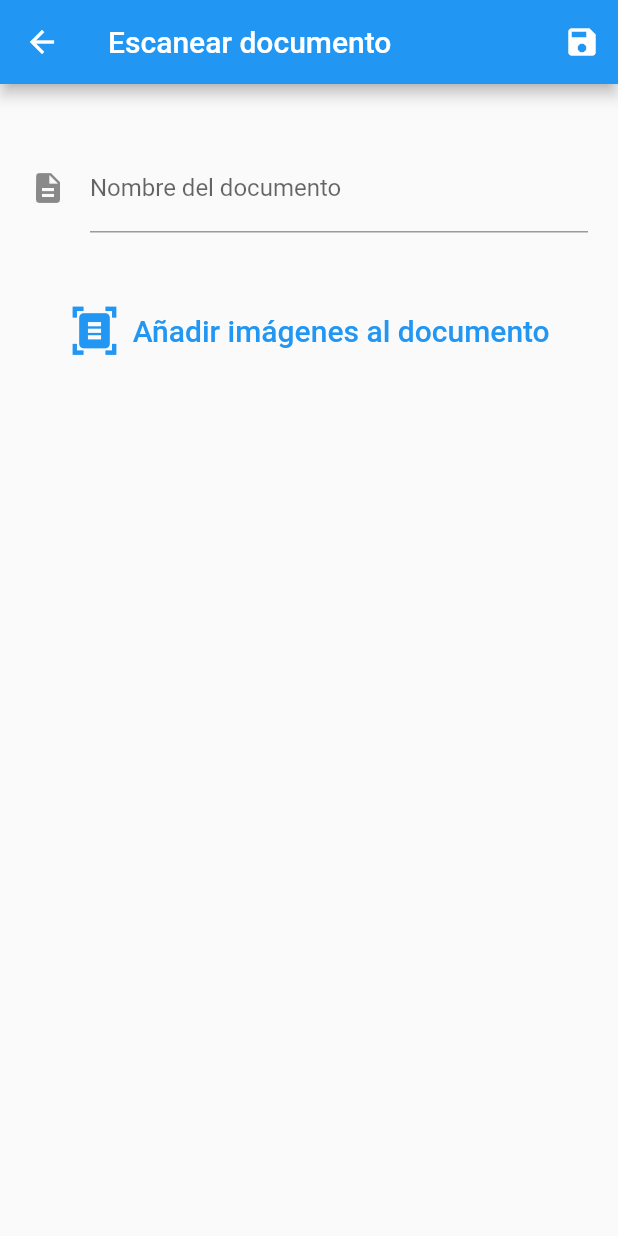
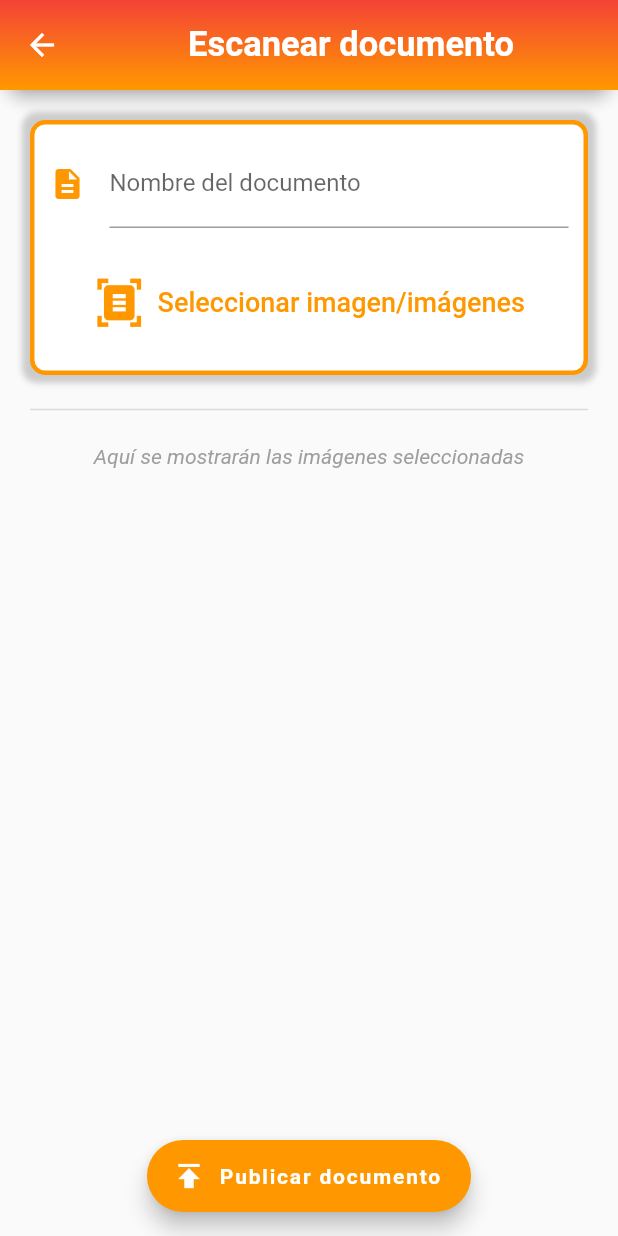
Before and after one commit to gerardggf/scannerapp, a Flutter app: the ScannerScreen screen opened directly, on a phone screen of 412 x 824 dp. Run offline on Flutter 3.47's test engine with Material 2 defaults, Android fonts, the phone set to English and light mode, and no system bars; our stand-ins replace carousel_slider, cloud_firestore, firebase_core, firebase_storage, flutter_bloc, flutter_image_compress; missing offline and left inert: cunning_document_scanner; accounts and stored records are empty.

Commit message:
Segunda prueba

```diff
--- /dev/null
+++ b/lib/blocs/tabinfo_bloc.dart
@@ -0,0 +1,19 @@
+import 'package:flutter_bloc/flutter_bloc.dart';
+import 'package:scannerapp/blocs/tabinfo_event.dart';
+
+class TabInfoBloc extends Bloc<TabInfoEvent, int> {
+  TabInfoBloc() : super(1) {
+    on<GoUno>(_goUno);
+    on<GoDos>(_goDos);
+  }
+
+  ///se define que se va a ordenar por fecha (botón 1)
+  void _goUno(TabInfoEvent event, Emitter<int> emit) async {
+    emit(1);
+  }
+
+  ///se define que se va a ordenar alfabeticametne (botón 2)
+  void _goDos(TabInfoEvent event, Emitter<int> emit) async {
+    emit(2);
+  }
+}
--- /dev/null
+++ b/lib/blocs/tabinfo_event.dart
@@ -0,0 +1,5 @@
+abstract class TabInfoEvent {}
+
+class GoUno extends TabInfoEvent {}
+
+class GoDos extends TabInfoEvent {}
--- a/lib/const.dart
+++ /dev/null
@@ -1,2 +0,0 @@
-const kPadding = 20.00;
-const kFontSize = 20.00;
--- /dev/null
+++ b/lib/global/const.dart
@@ -0,0 +1,15 @@
+import 'package:flutter/material.dart';
+
+//tamaño padding px
+const kPadding = 20.00;
+
+//tamaño letra px
+const kFontSize = 18.00;
+
+//color primario
+const kPColor = Colors.orange;
+//color secundario
+const kSColor = Colors.white;
+
+//altura estándar de todas las appbars
+const alturaAppBar = 60.0;
--- a/lib/screens/scanner.dart
+++ b/lib/screens/scanner.dart
@@ -11,8 +11,10 @@ import 'package:flutter_image_compress/flutter_image_compress.dart';
 import 'package:intl/intl.dart';
 import 'package:path_provider/path_provider.dart';
 import 'package:path/path.dart' as p;
+import 'package:scannerapp/screens/widgets/appbar.dart';
+import 'package:scannerapp/screens/widgets/seelectedimgs.dart';
 
-import '../const.dart';
+import '../global/const.dart';
 
 void main() {
   runApp(const ScannerScreen());
@@ -45,56 +47,40 @@ class _ScannerScreenState extends State<ScannerScreen> {
   @override
   Widget build(BuildContext context) {
     return Scaffold(
-        appBar: AppBar(title: const Text("Escanear documento"), actions: [
-          if (publicando == false)
-            IconButton(
-                onPressed: () {
-                  //se aplican los requisitos para la valdiación (definidos más abajo)
-                  //de la misma forma, se comprueba que el array que contiene los links de las imágenes en el Firebase Storage, no sea nulo
-                  //...para que siempre haya mínimo una imagen que mostrar en la pantalla "home"
-                  var isValid = _formKey.currentState!.validate();
-                  if (fotosDoc.isEmpty) {
-                    isValid = false;
-                    ScaffoldMessenger.of(context).showSnackBar(const SnackBar(
-                        content: Text("No has seleccionado ninguna imagen")));
-                  }
-                  if (!isValid) return;
-                  setEscaneo().then(
-                    (value) {
-                      ScaffoldMessenger.of(context).showSnackBar(
-                        const SnackBar(
-                            content: Text("Documento publicado correctamente")),
-                      );
-                      Navigator.of(context).pop();
-                    },
-                  );
-
-                  ScaffoldMessenger.of(context).showSnackBar(
-                    const SnackBar(
-                        content: Text("Se está publicando el documento...")),
-                  );
-                },
-                icon: const Icon(Icons.save)),
-        ]),
+        appBar: CustomAppBar(
+          titulo: "Escanear documento",
+        ),
         body: SingleChildScrollView(
           child: Container(
               padding: const EdgeInsets.all(kPadding),
               child: Center(
                 child: Form(
                   key: _formKey,
-                  child: Column(
-                    children: [
-                      const SizedBox(
-                        height: kPadding,
+                  child: Column(children: [
+                    Container(
+                        padding: const EdgeInsets.all(10),
+                        decoration: BoxDecoration(
+                          borderRadius: BorderRadius.circular(10),
+                          border: Border.all(width: 3, color: kPColor),
+                          color: kSColor,
+                          boxShadow: [
+                            BoxShadow(
+                              color: Colors.grey.withOpacity(0.5),
+                              spreadRadius: 5,
+                              blurRadius: 3,
+                            )
+                          ],
                         ),
+                        child: Column(children: [
                           TextFormField(
                             decoration: const InputDecoration(
-                          icon: Icon(Icons.description),
+                              icon: Icon(Icons.description, color: kPColor),
                               labelText: 'Nombre del documento',
                             ),
                             controller: cNombre,
                             //se valida que el texto tenga una longitud mínima y no sea nula
-                        autovalidateMode: AutovalidateMode.onUserInteraction,
+                            autovalidateMode:
+                                AutovalidateMode.onUserInteraction,
                             validator: (value) {
                               if (value == null ||
                                   value.isEmpty ||
@@ -105,12 +91,13 @@ class _ScannerScreenState extends State<ScannerScreen> {
                             },
                           ),
                           const SizedBox(
-                        height: 20,
+                            height: 12,
                           ),
                           //se muestra un círculo indicador de progreso en vez del botón de añadir imágenes si se está publicando un documento
-                      if (publicando == true) const CircularProgressIndicator(),
+                          if (publicando == true)
+                            const CircularProgressIndicator(),
                           const SizedBox(
-                        height: 20,
+                            height: 12,
                           ),
                           if (publicando == false)
                             TextButton.icon(
@@ -118,29 +105,82 @@ class _ScannerScreenState extends State<ScannerScreen> {
                                   minimumSize: const Size.fromHeight(45),
                                 ),
                                 onPressed: () {
-                              onPressed();
+                                  getImagenesLocal();
                                 },
                                 icon: const Icon(
                                   Icons.document_scanner,
                                   size: 35,
+                                  color: kPColor,
                                 ),
                                 label: const Text(
-                              "Añadir imágenes al documento",
-                              style: TextStyle(fontSize: kFontSize),
+                                  "Seleccionar imagen/imágenes",
+                                  style: TextStyle(
+                                      fontSize: kFontSize, color: kPColor),
                                 )),
                           const SizedBox(
-                        height: kPadding,
+                            height: 10,
                           ),
-                      for (var foto in fotosDoc) Image.file(File(foto)),
-                    ],
+                        ])),
+                    const SizedBox(
+                      height: 15,
+                    ),
+                    const Divider(
+                      thickness: 1,
+                    ),
+                    const SizedBox(
+                      height: 15,
+                    ),
+                    SelectedImgs(fotosDoc: fotosDoc)
+                  ]),
+                ),
+              )),
+        ),
+        //botón flotante personalizado para publicar el documento
+        floatingActionButton: FloatingActionButton.extended(
+          backgroundColor: kPColor,
+          onPressed: () {
+            if (publicando == false) {
+              publicarDoc();
+            }
+          },
+          label: const Text(
+            "Publicar documento",
+            style: TextStyle(color: Colors.white, fontWeight: FontWeight.bold),
+          ),
+          icon: const Icon(
+            Icons.publish,
+            color: kSColor,
           ),
         ),
-              )),
-        ));
+        floatingActionButtonLocation: FloatingActionButtonLocation.centerFloat);
   }
 
-  //se obtienen las imagenes
-  void onPressed() async {
+  //función que valida que se haya pasado almenos una imagen y se cumplan los requisitos del nombre del documento para proceder a publicar el mismo
+  void publicarDoc() {
+    var isValid = _formKey.currentState!.validate();
+    if (fotosDoc.isEmpty) {
+      isValid = false;
+      sSnackBar("No has seleccionado ninguna imagen.");
+    }
+    if (!isValid) return;
+    setEscaneo().then(
+      (value) {
+        sSnackBar("Documento publicado correctamente.");
+        Navigator.of(context).pop();
+      },
+    );
+    sSnackBar("Se está publicando el documento.");
+  }
+
+  //función que muestra los mensajes pasados en un snackbar
+  void sSnackBar(texto) {
+    ScaffoldMessenger.of(context).showSnackBar(
+      SnackBar(content: Text(texto)),
+    );
+  }
+
+  //función en la que se obtienen las imagenes
+  void getImagenesLocal() async {
     List<String> fotos;
     try {
       fotos = await CunningDocumentScanner.getPictures() ?? [];
@@ -155,7 +195,7 @@ class _ScannerScreenState extends State<ScannerScreen> {
     }
   }
 
-  //mappea y sube los datos del documento escaneado a la Firebase Firestore
+  //función que mappea y sube los datos del documento escaneado a la Firebase Firestore
   Future setEscaneo() async {
     final docEscan = FirebaseFirestore.instance.collection('escaneados').doc();
 
@@ -169,7 +209,7 @@ class _ScannerScreenState extends State<ScannerScreen> {
     await docEscan.set(jsonEscan);
   }
 
-  //comprime la imagen a una calidad determinada para que no pesen tanto las imágenes
+  //función que comprime la imagen a una calidad determinada para que no pesen tanto las imágenes
   Future comprimirFoto(String path, int quality) async {
     final newPath = p.join((await getTemporaryDirectory()).path,
         '${DateTime.now()}.${p.extension(path)}');
@@ -180,7 +220,7 @@ class _ScannerScreenState extends State<ScannerScreen> {
     return result;
   }
 
-  //cada una de las imágenes es subida al Firebase Storage
+  //función que sube cada una de las imágenes al Firebase Storage
   Future subirFoto() async {
     setState(() {
       publicando = true;
--- /dev/null
+++ b/lib/screens/widgets/appbar.dart
@@ -0,0 +1,45 @@
+import 'package:flutter/material.dart';
+import 'package:scannerapp/global/const.dart';
+
+class CustomAppBar extends StatefulWidget with PreferredSizeWidget {
+  @override
+  final Size preferredSize;
+  final String titulo;
+
+  ///Appbar para la pantalla principal y la pantalla de creación de nuevo documento
+  CustomAppBar({super.key, required this.titulo})
+      : preferredSize = const Size.fromHeight(alturaAppBar);
+
+  @override
+  State<CustomAppBar> createState() => _CustomAppBarState();
+}
+
+class _CustomAppBarState extends State<CustomAppBar> {
+  @override
+  Widget build(BuildContext context) {
+    return AppBar(
+      iconTheme: const IconThemeData(
+        color: kSColor,
+      ),
+      toolbarHeight: alturaAppBar,
+      title: Center(
+          child: Text(widget.titulo,
+              style: const TextStyle(
+                  fontSize: kFontSize + 5,
+                  fontWeight: FontWeight.bold,
+                  color: kSColor))),
+      flexibleSpace: Container(
+        decoration: const BoxDecoration(
+          gradient: LinearGradient(
+              begin: Alignment.topCenter,
+              end: Alignment.bottomCenter,
+              colors: <Color>[Colors.red, Colors.orange]),
+        ),
+      ),
+      shape: const RoundedRectangleBorder(
+          borderRadius: BorderRadius.vertical(
+        bottom: Radius.circular(20),
+      )),
+    );
+  }
+}
--- /dev/null
+++ b/lib/screens/widgets/seelectedimgs.dart
@@ -0,0 +1,36 @@
+import 'dart:io';
+import 'package:flutter/material.dart';
+
+class SelectedImgs extends StatefulWidget {
+  final List<dynamic> fotosDoc;
+
+  ///Imágenes que serán subidas para crear el nuevo documento
+  const SelectedImgs({super.key, required this.fotosDoc});
+
+  @override
+  State<SelectedImgs> createState() => _SelectedImgsState();
+}
+
+class _SelectedImgsState extends State<SelectedImgs> {
+  @override
+  Widget build(BuildContext context) {
+    return widget.fotosDoc.isEmpty
+        ? const Center(
+            child: Text(
+              "Aquí se mostrarán las imágenes seleccionadas",
+              style: TextStyle(color: Colors.grey, fontStyle: FontStyle.italic),
+            ),
+          )
+        : SizedBox(
+            height: 1000,
+            child: GridView(
+                scrollDirection: Axis.vertical,
+                gridDelegate: const SliverGridDelegateWithFixedCrossAxisCount(
+                    crossAxisCount: 3, crossAxisSpacing: 3, mainAxisSpacing: 3),
+                children: [
+                  for (var foto in widget.fotosDoc)
+                    GridTile(child: Image.file(File(foto), fit: BoxFit.cover)),
+                ]),
+          );
+  }
+}
--- a/pubspec.yaml
+++ b/pubspec.yaml
@@ -17,7 +17,7 @@ publish_to: 'none' # Remove this line if you wish to publish to pub.dev
 # https://developer.apple.com/library/archive/documentation/General/Reference/InfoPlistKeyReference/Articles/CoreFoundationKeys.html
 # In Windows, build-name is used as the major, minor, and patch parts
 # of the product and file versions while build-number is used as the build suffix.
-version: 1.0.0+1
+version: 1.0.1+1
 
 environment:
   sdk: '>=2.18.2 <3.0.0'
@@ -46,6 +46,7 @@ dependencies:
   path: ^1.8.2
   flutter_image_compress: ^1.1.3
   carousel_slider: ^4.1.1
+  flutter_bloc: ^8.1.1
 
 dev_dependencies:
   flutter_test:
```
Also changed, not shown: lib/bbdd/firestore.dart (added, +23 -0 lines), lib/main.dart (+14 -8 lines), lib/screens/doc.dart (added, +126 -0 lines), lib/screens/home.dart (+67 -123 lines), lib/screens/widgets/bottomnavbar.dart (added, +40 -0 lines), lib/screens/widgets/elevatedbutton.dart (added, +35 -0 lines), lib/models/escaneado.dart (renamed from lib/obj/models.dart), pubspec.lock. Lines whose indentation alone changed are shown as unchanged.
